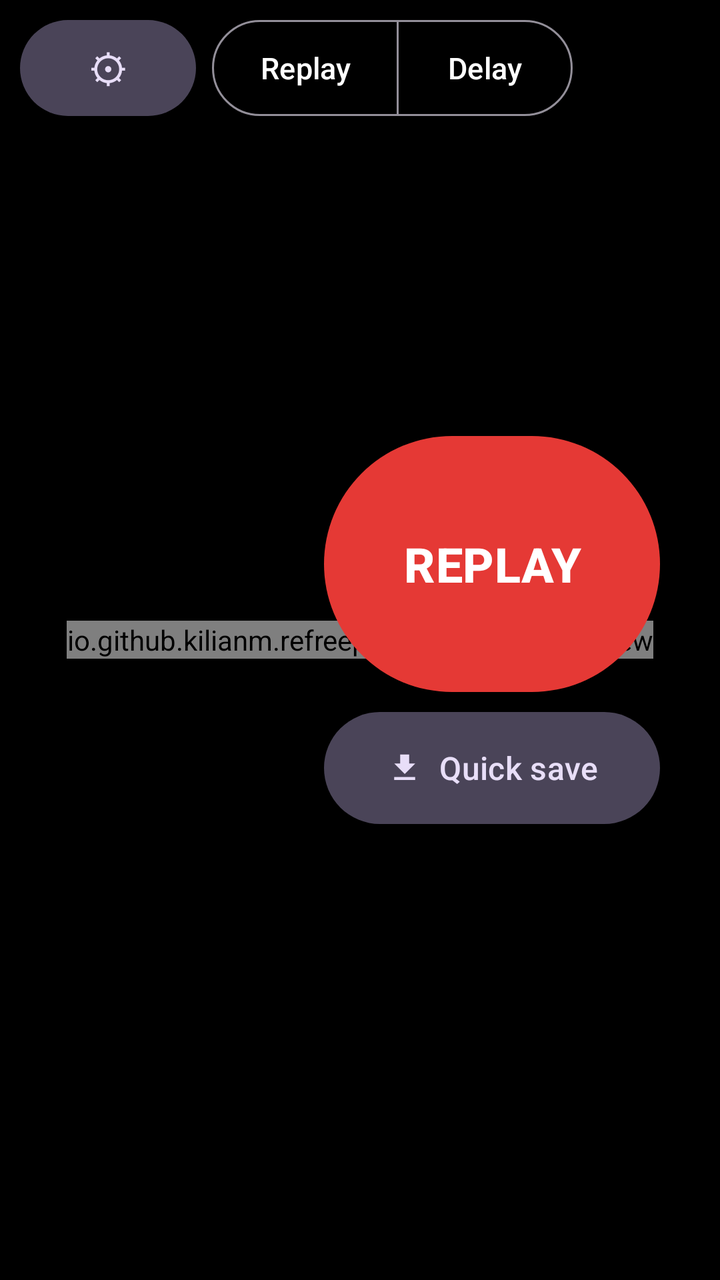
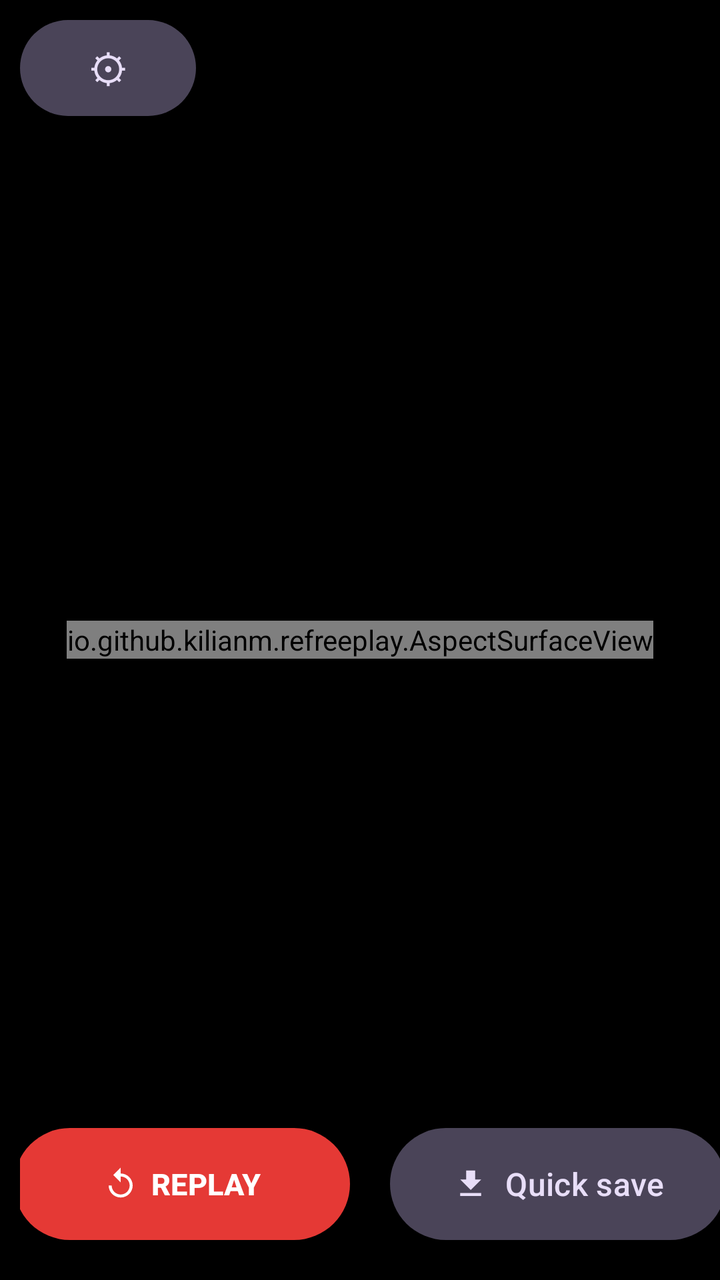

Screens rendered from an Android XML layout before and after an edit, with the pre-edit source and the edit as a unified diff.
<!-- AndroidManifest.xml: application theme Theme.ReFreePlay -->
<!-- res/layout/activity_main.xml -->
<?xml version="1.0" encoding="utf-8"?>
<FrameLayout xmlns:android="http://schemas.android.com/apk/res/android"
    xmlns:app="http://schemas.android.com/apk/res-auto"
    android:id="@+id/root"
    android:layout_width="match_parent"
    android:layout_height="match_parent"
    android:background="#000000">

    
    <androidx.media3.ui.PlayerView
        android:id="@+id/playerView"
        android:layout_width="match_parent"
        android:layout_height="match_parent"
        android:visibility="gone"
        app:resize_mode="fit"
        app:shutter_background_color="#000000"
        app:use_controller="false" />

    
    <FrameLayout
        android:id="@+id/previewContainer"
        android:layout_width="match_parent"
        android:layout_height="match_parent">

        <io.github.kilianm.refreeplay.AspectSurfaceView
            android:id="@+id/previewView"
            android:layout_width="wrap_content"
            android:layout_height="wrap_content"
            android:layout_gravity="center" />
    </FrameLayout>

    
    <TextureView
        android:id="@+id/delayView"
        android:layout_width="match_parent"
        android:layout_height="match_parent"
        android:visibility="gone" />

    
    <LinearLayout
        android:id="@+id/topBar"
        android:layout_width="wrap_content"
        android:layout_height="wrap_content"
        android:layout_gravity="top|start"
        android:gravity="center_vertical"
        android:orientation="horizontal"
        android:padding="10dp">

        <LinearLayout
            android:layout_width="wrap_content"
            android:layout_height="wrap_content"
            android:gravity="center_vertical"
            android:orientation="horizontal">

            <com.google.android.material.button.MaterialButton
                android:id="@+id/btnSettings"
                style="@style/Widget.Material3.Button.TonalButton"
                android:layout_width="wrap_content"
                android:layout_height="48dp"
                android:contentDescription="Settings"
                android:insetTop="0dp"
                android:insetBottom="0dp"
                android:text="⚙"
                android:textSize="20sp" />

            <com.google.android.material.button.MaterialButtonToggleGroup
                android:id="@+id/modeToggle"
                android:layout_width="wrap_content"
                android:layout_height="wrap_content"
                android:layout_marginStart="8dp"
                app:selectionRequired="true"
                app:singleSelection="true">

                <com.google.android.material.button.MaterialButton
                    android:id="@+id/btnModeReplay"
                    style="@style/ModeButton"
                    android:text="Replay" />

                <com.google.android.material.button.MaterialButton
                    android:id="@+id/btnModeDelay"
                    style="@style/ModeButton"
                    android:text="Delay" />
            </com.google.android.material.button.MaterialButtonToggleGroup>
        </LinearLayout>

        <TextView
            android:id="@+id/statusText"
            android:layout_width="wrap_content"
            android:layout_height="wrap_content"
            android:layout_marginStart="10dp"
            android:background="#99000000"
            android:paddingStart="8dp"
            android:paddingTop="4dp"
            android:paddingEnd="8dp"
            android:paddingBottom="4dp"
            android:textColor="#FFFFFF"
            android:textSize="14sp" />
    </LinearLayout>

    
    <LinearLayout
        android:id="@+id/liveActions"
        android:layout_width="wrap_content"
        android:layout_height="wrap_content"
        android:layout_gravity="end|center_vertical"
        android:layout_marginEnd="20dp"
        android:gravity="center"
        android:orientation="vertical">

        <com.google.android.material.button.MaterialButton
            android:id="@+id/btnBig"
            style="@style/LiveReplayButton"
            android:text="REPLAY" />

        <com.google.android.material.button.MaterialButton
            android:id="@+id/btnQuickSave"
            style="@style/Widget.Material3.Button.TonalButton"
            android:layout_width="168dp"
            android:layout_height="56dp"
            android:layout_margin="10dp"
            android:insetTop="0dp"
            android:insetBottom="0dp"
            android:text="Quick save"
            android:textSize="16sp"
            app:icon="@drawable/ic_download"
            app:iconGravity="textStart" />
    </LinearLayout>

    <TextView
        android:id="@+id/delayBadge"
        android:layout_width="wrap_content"
        android:layout_height="wrap_content"
        android:layout_gravity="top|end"
        android:layout_margin="14dp"
        android:background="#1565C0"
        android:clickable="true"
        android:focusable="true"
        android:paddingStart="12dp"
        android:paddingTop="6dp"
        android:paddingEnd="12dp"
        android:paddingBottom="6dp"
        android:textColor="#FFFFFF"
        android:textSize="16sp"
        android:textStyle="bold"
        android:visibility="gone" />

    <TextView
        android:id="@+id/replayBadge"
        android:layout_width="wrap_content"
        android:layout_height="wrap_content"
        android:layout_gravity="top|center_horizontal"
        android:layout_marginTop="14dp"
        android:background="#D32F2F"
        android:paddingStart="12dp"
        android:paddingTop="4dp"
        android:paddingEnd="12dp"
        android:paddingBottom="4dp"
        android:textColor="#FFFFFF"
        android:textSize="16sp"
        android:textStyle="bold"
        android:visibility="gone" />

    
    <LinearLayout
        android:id="@+id/replayControls"
        android:layout_width="match_parent"
        android:layout_height="wrap_content"
        android:layout_gravity="bottom"
        android:background="#B3000000"
        android:orientation="vertical"
        android:paddingStart="8dp"
        android:paddingTop="4dp"
        android:paddingEnd="8dp"
        android:paddingBottom="8dp"
        android:visibility="gone">

        <LinearLayout
            android:layout_width="match_parent"
            android:layout_height="wrap_content"
            android:gravity="center_vertical"
            android:orientation="horizontal">

            <TextView
                android:id="@+id/timeText"
                android:layout_width="104dp"
                android:layout_height="wrap_content"
                android:fontFamily="monospace"
                android:gravity="center"
                android:textColor="#FFFFFF"
                android:textSize="18sp"
                android:textStyle="bold" />

            <SeekBar
                android:id="@+id/seekBar"
                android:layout_width="0dp"
                android:layout_height="48dp"
                android:layout_weight="1"
                android:progressTint="#E53935"
                android:thumbTint="#FFFFFF" />

            <TextView
                android:id="@+id/frameText"
                android:layout_width="wrap_content"
                android:minWidth="120dp"
                android:maxLines="1"
                android:layout_height="wrap_content"
                android:fontFamily="monospace"
                android:gravity="center"
                android:textColor="#BBBBBB"
                android:textSize="13sp" />
        </LinearLayout>

        
        <LinearLayout
            android:id="@+id/buttonRows"
            android:layout_width="match_parent"
            android:layout_height="wrap_content"
            android:orientation="horizontal">

            <LinearLayout
                android:id="@+id/groupTransport"
                android:layout_width="0dp"
                android:layout_height="wrap_content"
                android:layout_weight="5"
                android:orientation="horizontal">

                <com.google.android.material.button.MaterialButton
                    android:id="@+id/btnBack1"
                    style="@style/ReplayButton"
                    android:text="−1 s" />

                <com.google.android.material.button.MaterialButton
                    android:id="@+id/btnPrevFrame"
                    style="@style/ReplayButton"
                    android:text="◀︎|" />

                <com.google.android.material.button.MaterialButton
                    android:id="@+id/btnPlay"
                    style="@style/ReplayButton"
                    android:text="▶︎" />

                <com.google.android.material.button.MaterialButton
                    android:id="@+id/btnNextFrame"
                    style="@style/ReplayButton"
                    android:text="|▶︎" />

                <com.google.android.material.button.MaterialButton
                    android:id="@+id/btnFwd1"
                    style="@style/ReplayButton"
                    android:text="+1 s" />
            </LinearLayout>

            <LinearLayout
                android:id="@+id/groupExtras"
                android:layout_width="0dp"
                android:layout_height="wrap_content"
                android:layout_weight="4"
                android:orientation="horizontal">

                <com.google.android.material.button.MaterialButton
                    android:id="@+id/btnSpeed"
                    style="@style/ReplayButton"
                    android:text="1×" />

                <com.google.android.material.button.MaterialButton
                    android:id="@+id/btnCut"
                    style="@style/ReplayButton"
                    android:contentDescription="Cut and save"
                    android:text=""
                    app:icon="@drawable/ic_cut"
                    app:iconGravity="textStart"
                    app:iconPadding="0dp" />

                <com.google.android.material.button.MaterialButton
                    android:id="@+id/btnQuickSaveClip"
                    style="@style/ReplayButton"
                    android:contentDescription="Quick save"
                    android:text=""
                    app:icon="@drawable/ic_download"
                    app:iconGravity="textStart"
                    app:iconPadding="0dp" />

                <com.google.android.material.button.MaterialButton
                    android:id="@+id/btnLive"
                    style="@style/ReplayButton"
                    android:text="LIVE"
                    android:textColor="#FF8A80" />
            </LinearLayout>
        </LinearLayout>
    </LinearLayout>

    
    <LinearLayout
        android:id="@+id/trimPanel"
        android:layout_width="match_parent"
        android:layout_height="wrap_content"
        android:layout_gravity="bottom"
        android:background="#D9000000"
        android:orientation="vertical"
        android:paddingStart="16dp"
        android:paddingTop="8dp"
        android:paddingEnd="16dp"
        android:paddingBottom="8dp"
        android:visibility="gone">

        <TextView
            android:id="@+id/trimLabel"
            android:layout_width="match_parent"
            android:layout_height="wrap_content"
            android:textColor="#FFFFFF"
            android:textSize="16sp"
            android:textStyle="bold" />

        <com.google.android.material.slider.RangeSlider
            android:id="@+id/trimSlider"
            android:layout_width="match_parent"
            android:layout_height="wrap_content"
            android:valueFrom="0"
            android:valueTo="1"
            app:labelBehavior="gone"
            app:values="@array/trim_initial" />

        <TextView
            android:layout_width="match_parent"
            android:layout_height="wrap_content"
            android:text="Drag the two handles; the video shows the frame at the handle. The start snaps to the nearest earlier key frame (at most 0.5 s)."
            android:textColor="#BBBBBB"
            android:textSize="12sp" />

        <LinearLayout
            android:layout_width="match_parent"
            android:layout_height="wrap_content"
            android:layout_marginTop="6dp"
            android:orientation="horizontal">

            <com.google.android.material.button.MaterialButton
                android:id="@+id/btnTrimCancel"
                style="@style/ReplayButton"
                android:text="Cancel" />

            <com.google.android.material.button.MaterialButton
                android:id="@+id/btnTrimSaveAs"
                style="@style/ReplayButton"
                android:text="Save as…" />

            <com.google.android.material.button.MaterialButton
                android:id="@+id/btnTrimQuick"
                style="@style/ReplayButton"
                android:text="Quick save" />
        </LinearLayout>
    </LinearLayout>

    <TextView
        android:id="@+id/messageText"
        android:layout_width="wrap_content"
        android:layout_height="wrap_content"
        android:layout_gravity="center"
        android:background="#DD000000"
        android:gravity="center"
        android:maxWidth="520dp"
        android:padding="16dp"
        android:textColor="#FFFFFF"
        android:textSize="18sp"
        android:visibility="gone" />
</FrameLayout>
<!-- resources referenced by this layout -->
<resources>
  <array name="trim_initial">
          <item>0</item>
          <item>1</item>
      </array>
  <!-- drawable ic_cut (drawable) -->
  <vector xmlns:android="http://schemas.android.com/apk/res/android"
      android:width="24dp"
      android:height="24dp"
      android:tint="?attr/colorControlNormal"
      android:viewportWidth="24"
      android:viewportHeight="24">
      <path
          android:fillColor="@android:color/white"
          android:pathData="M9.64,7.64c0.23,-0.5 0.36,-1.05 0.36,-1.64 0,-2.21 -1.79,-4 -4,-4S2,3.79 2,6s1.79,4 4,4c0.59,0 1.14,-0.13 1.64,-0.36L10,12l-2.36,2.36C7.14,14.13 6.59,14 6,14c-2.21,0 -4,1.79 -4,4s1.79,4 4,4 4,-1.79 4,-4c0,-0.59 -0.13,-1.14 -0.36,-1.64L12,14l7,7h3v-1L9.64,7.64zM6,8c-1.1,0 -2,-0.89 -2,-2s0.9,-2 2,-2 2,0.89 2,2 -0.9,2 -2,2zM6,20c-1.1,0 -2,-0.89 -2,-2s0.9,-2 2,-2 2,0.89 2,2 -0.9,2 -2,2zM12,12.5c-0.28,0 -0.5,-0.22 -0.5,-0.5s0.22,-0.5 0.5,-0.5 0.5,0.22 0.5,0.5 -0.22,0.5 -0.5,0.5zM19,3l-6,6 2,2 7,-7V3z" />
  </vector>
  <!-- drawable ic_download (drawable) -->
  <vector xmlns:android="http://schemas.android.com/apk/res/android"
      android:width="24dp"
      android:height="24dp"
      android:tint="?attr/colorControlNormal"
      android:viewportWidth="24"
      android:viewportHeight="24">
      <path
          android:fillColor="@android:color/white"
          android:pathData="M5,20h14v-2H5V20zM19,9h-4V3H9v6H5l7,7L19,9z" />
  </vector>
  <style name="LiveReplayButton" parent="Widget.Material3.Button">
          <item name="android:layout_width">168dp</item>
          <item name="android:layout_height">128dp</item>
          <item name="android:textSize">24sp</item>
          <item name="android:gravity">center</item>
          <item name="android:textStyle">bold</item>
          <item name="android:textColor">#FFFFFF</item>
          <item name="android:insetTop">0dp</item>
          <item name="android:insetBottom">0dp</item>
      </style>
  <style name="ModeButton" parent="Widget.Material3.Button.OutlinedButton">
          <item name="android:layout_width">wrap_content</item>
          <item name="android:layout_height">48dp</item>
          <item name="android:insetTop">0dp</item>
          <item name="android:insetBottom">0dp</item>
          <item name="android:textSize">15sp</item>
          <item name="android:textColor">#FFFFFF</item>
          <item name="backgroundTint">@color/mode_button_bg</item>
      </style>
  <style name="ReplayButton" parent="Widget.Material3.Button.TonalButton">
          <item name="android:layout_width">0dp</item>
          <item name="android:layout_height">56dp</item>
          <item name="android:layout_weight">1</item>
          <item name="android:layout_marginStart">3dp</item>
          <item name="android:layout_marginEnd">3dp</item>
          <item name="android:layout_marginTop">2dp</item>
          <item name="android:minWidth">0dp</item>
          <item name="android:paddingStart">2dp</item>
          <item name="android:paddingEnd">2dp</item>
          <item name="android:textSize">18sp</item>
          <item name="android:maxLines">1</item>
          <item name="android:insetTop">0dp</item>
          <item name="android:insetBottom">0dp</item>
      </style>
  <style name="Theme.ReFreePlay" parent="Theme.Material3.Dark.NoActionBar">
          <item name="colorPrimary">@color/accent</item>
          <item name="android:windowBackground">@android:color/black</item>
          <item name="android:windowLayoutInDisplayCutoutMode">shortEdges</item>
          <item name="android:windowFullscreen">true</item>
      </style>
  <color name="accent">#E53935</color>
</resources>

<!-- the commit's change to res/layout/activity_main.xml (unified diff, before → after) -->
@@ -63,24 +63,6 @@
                 android:text="⚙"
                 android:textSize="20sp" />
 
-            <com.google.android.material.button.MaterialButtonToggleGroup
-                android:id="@+id/modeToggle"
-                android:layout_width="wrap_content"
-                android:layout_height="wrap_content"
-                android:layout_marginStart="8dp"
-                app:selectionRequired="true"
-                app:singleSelection="true">
-
-                <com.google.android.material.button.MaterialButton
-                    android:id="@+id/btnModeReplay"
-                    style="@style/ModeButton"
-                    android:text="Replay" />
-
-                <com.google.android.material.button.MaterialButton
-                    android:id="@+id/btnModeDelay"
-                    style="@style/ModeButton"
-                    android:text="Delay" />
-            </com.google.android.material.button.MaterialButtonToggleGroup>
         </LinearLayout>
 
         <TextView
@@ -102,15 +84,18 @@
         android:id="@+id/liveActions"
         android:layout_width="wrap_content"
         android:layout_height="wrap_content"
-        android:layout_gravity="end|center_vertical"
-        android:layout_marginEnd="20dp"
+        android:layout_gravity="bottom|start"
+        android:layout_marginStart="10dp"
+        android:layout_marginBottom="10dp"
         android:gravity="center"
-        android:orientation="vertical">
+        android:orientation="horizontal">
 
         <com.google.android.material.button.MaterialButton
             android:id="@+id/btnBig"
             style="@style/LiveReplayButton"
-            android:text="REPLAY" />
+            android:text="REPLAY"
+            app:icon="@drawable/ic_replay"
+            app:iconGravity="textStart" />
 
         <com.google.android.material.button.MaterialButton
             android:id="@+id/btnQuickSave"
@@ -291,6 +276,35 @@
 
     
     <LinearLayout
+        android:id="@+id/miniBar"
+        android:layout_width="match_parent"
+        android:layout_height="wrap_content"
+        android:layout_gravity="bottom"
+        android:orientation="vertical"
+        android:visibility="gone">
+
+        <TextView
+            android:id="@+id/miniTime"
+            android:layout_width="wrap_content"
+            android:layout_height="wrap_content"
+            android:layout_gravity="end"
+            android:layout_marginEnd="12dp"
+            android:layout_marginBottom="4dp"
+            android:background="#80000000"
+            android:fontFamily="monospace"
+            android:paddingStart="6dp"
+            android:paddingEnd="6dp"
+            android:textColor="#FFFFFF"
+            android:textSize="13sp" />
+
+        <io.github.kilianm.refreeplay.MiniTimeline
+            android:id="@+id/miniProgress"
+            android:layout_width="match_parent"
+            android:layout_height="wrap_content" />
+    </LinearLayout>
+
+    
+    <LinearLayout
         android:id="@+id/trimPanel"
         android:layout_width="match_parent"
         android:layout_height="wrap_content"
@@ -311,19 +325,34 @@
             android:textSize="16sp"
             android:textStyle="bold" />
 
-        <com.google.android.material.slider.RangeSlider
-            android:id="@+id/trimSlider"
-            android:layout_width="match_parent"
-            android:layout_height="wrap_content"
-            android:valueFrom="0"
-            android:valueTo="1"
-            app:labelBehavior="gone"
-            app:values="@array/trim_initial" />
+        
+        <FrameLayout
+            android:layout_width="match_parent"
+            android:layout_height="wrap_content">
+
+            <com.google.android.material.slider.RangeSlider
+                android:id="@+id/trimSlider"
+                android:layout_width="match_parent"
+                android:layout_height="wrap_content"
+                android:valueFrom="0"
+                android:valueTo="1"
+                app:labelBehavior="gone"
+                app:values="@array/trim_initial" />
+
+            <View
+                android:id="@+id/trimPlayhead"
+                android:layout_width="3dp"
+                android:layout_height="28dp"
+                android:layout_gravity="center_vertical"
+                android:background="#FFFFFF"
+                android:clickable="false"
+                android:focusable="false" />
+        </FrameLayout>
 
         <TextView
             android:layout_width="match_parent"
             android:layout_height="wrap_content"
-            android:text="Drag the two handles; the video shows the frame at the handle. The start snaps to the nearest earlier key frame (at most 0.5 s)."
+            android:text="Drag the two handles; the video shows the frame at the handle. ▶ Play (or double-tap the video) shows exactly the part that will be saved; tap the video to hide this panel. The start snaps to the nearest earlier key frame (at most 0.5 s)."
             android:textColor="#BBBBBB"
             android:textSize="12sp" />
 
@@ -339,14 +368,15 @@
                 android:text="Cancel" />
 
             <com.google.android.material.button.MaterialButton
+                android:id="@+id/btnTrimPlay"
+                style="@style/ReplayButton"
+                android:text="▶︎ Play" />
+
+            <com.google.android.material.button.MaterialButton
                 android:id="@+id/btnTrimSaveAs"
                 style="@style/ReplayButton"
                 android:text="Save as…" />
 
-            <com.google.android.material.button.MaterialButton
-                android:id="@+id/btnTrimQuick"
-                style="@style/ReplayButton"
-                android:text="Quick save" />
         </LinearLayout>
     </LinearLayout>
 
<!-- resource entries referenced after the edit -->
@@ -26,24 +26,34 @@
           android:fillColor="@android:color/white"
           android:pathData="M5,20h14v-2H5V20zM19,9h-4V3H9v6H5l7,7L19,9z" />
   </vector>
+  <!-- drawable ic_replay (drawable) -->
+  <vector xmlns:android="http://schemas.android.com/apk/res/android"
+      android:width="24dp"
+      android:height="24dp"
+      android:viewportWidth="24"
+      android:viewportHeight="24">
+      <path
+          android:fillColor="#FFFFFFFF"
+          android:pathData="M12,5V1L7,6l5,5V7c3.31,0 6,2.69 6,6s-2.69,6 -6,6 -6,-2.69 -6,-6H4c0,4.42 3.58,8 8,8s8,-3.58 8,-8 -3.58,-8 -8,-8z" />
+  </vector>
   <style name="LiveReplayButton" parent="Widget.Material3.Button">
           <item name="android:layout_width">168dp</item>
-          <item name="android:layout_height">128dp</item>
-          <item name="android:textSize">24sp</item>
-          <item name="android:gravity">center</item>
+          <item name="android:layout_height">56dp</item>
+          <item name="android:layout_margin">10dp</item>
+          <item name="android:textSize">15sp</item>
+          <item name="android:maxLines">1</item>
+          <item name="android:paddingStart">10dp</item>
+          <item name="android:paddingEnd">10dp</item>
+          <item name="iconPadding">6dp</item>
+          <item name="iconTint">#FFFFFF</item>
+          
+          <item name="android:autoSizeTextType">uniform</item>
+          <item name="android:autoSizeMinTextSize">10sp</item>
+          <item name="android:autoSizeMaxTextSize">15sp</item>
           <item name="android:textStyle">bold</item>
           <item name="android:textColor">#FFFFFF</item>
           <item name="android:insetTop">0dp</item>
           <item name="android:insetBottom">0dp</item>
-      </style>
-  <style name="ModeButton" parent="Widget.Material3.Button.OutlinedButton">
-          <item name="android:layout_width">wrap_content</item>
-          <item name="android:layout_height">48dp</item>
-          <item name="android:insetTop">0dp</item>
-          <item name="android:insetBottom">0dp</item>
-          <item name="android:textSize">15sp</item>
-          <item name="android:textColor">#FFFFFF</item>
-          <item name="backgroundTint">@color/mode_button_bg</item>
       </style>
   <style name="ReplayButton" parent="Widget.Material3.Button.TonalButton">
           <item name="android:layout_width">0dp</item>
